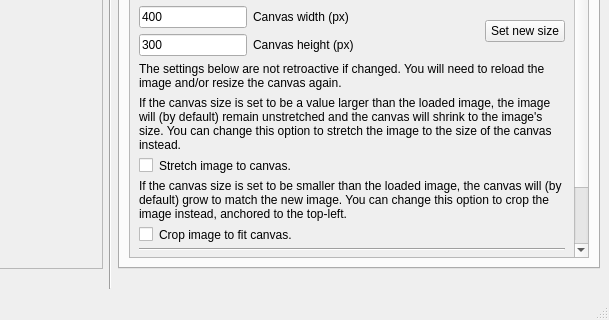
Before: the Qt Designer form src/main/resources/base/rectmap.ui in lgactna/RectangleMappingTool, drawn with Qt 5; both pictures show x 389 to 998 and y 424 to 744 of the 998 by 744 pixel window.
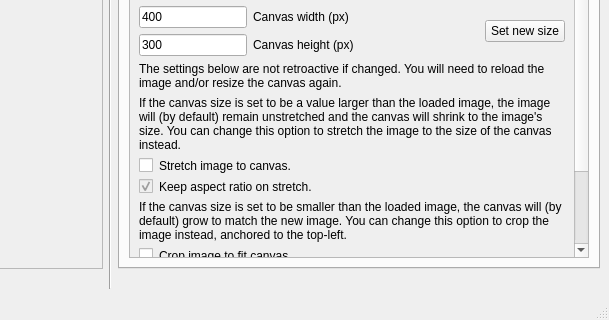
After: the same form once the commit is applied.

Commit message: keep aspect ratio pref + handling

```diff
--- a/src/main/resources/base/rectmap.ui
+++ b/src/main/resources/base/rectmap.ui
@@ -509,9 +509,9 @@
            <property name="geometry">
             <rect>
              <x>0</x>
-             <y>-66</y>
+             <y>-201</y>
              <width>428</width>
-             <height>747</height>
+             <height>770</height>
             </rect>
            </property>
            <layout class="QFormLayout" name="formLayout_2">
@@ -753,7 +753,7 @@
               </property>
              </widget>
             </item>
-            <item row="19" column="0" colspan="2">
+            <item row="20" column="0" colspan="2">
              <widget class="QLabel" name="label_18">
               <property name="text">
                <string>If the canvas size is set to be smaller than the loaded image, the canvas will (by default) grow to match the new image. You can change this option to crop the image instead, anchored to the top-left.</string>
@@ -763,35 +763,35 @@
               </property>
              </widget>
             </item>
-            <item row="20" column="0">
+            <item row="21" column="0">
              <widget class="QCheckBox" name="crop_image_checkbox">
               <property name="text">
                <string/>
               </property>
              </widget>
             </item>
-            <item row="20" column="1">
+            <item row="21" column="1">
              <widget class="QLabel" name="label_20">
               <property name="text">
                <string>Crop image to fit canvas.</string>
               </property>
              </widget>
             </item>
-            <item row="21" column="0" colspan="2">
-             <widget class="Line" name="line_6">
-              <property name="orientation">
-               <enum>Qt::Horizontal</enum>
-              </property>
-             </widget>
-            </item>
             <item row="22" column="0" colspan="2">
+             <widget class="Line" name="line_6">
+              <property name="orientation">
+               <enum>Qt::Horizontal</enum>
+              </property>
+             </widget>
+            </item>
+            <item row="23" column="0" colspan="2">
              <widget class="QPushButton" name="reset_settings_button">
               <property name="text">
                <string>Reset all settings to default</string>
               </property>
              </widget>
             </item>
-            <item row="23" column="0" colspan="2">
+            <item row="24" column="0" colspan="2">
              <widget class="QLabel" name="label_25">
               <property name="text">
                <string>Reset all settings (except canvas size) to their default values. Note that this will affect any already-drawn rectangles.</string>
@@ -811,6 +811,26 @@
               </property>
              </widget>
             </item>
+            <item row="19" column="0">
+             <widget class="QCheckBox" name="keep_ratio_checkbox">
+              <property name="enabled">
+               <bool>false</bool>
+              </property>
+              <property name="text">
+               <string/>
+              </property>
+              <property name="checked">
+               <bool>true</bool>
+              </property>
+             </widget>
+            </item>
+            <item row="19" column="1">
+             <widget class="QLabel" name="label_27">
+              <property name="text">
+               <string>Keep aspect ratio on stretch.</string>
+              </property>
+             </widget>
+            </item>
            </layout>
           </widget>
          </widget>
```
The commit also changes 4 other files.
